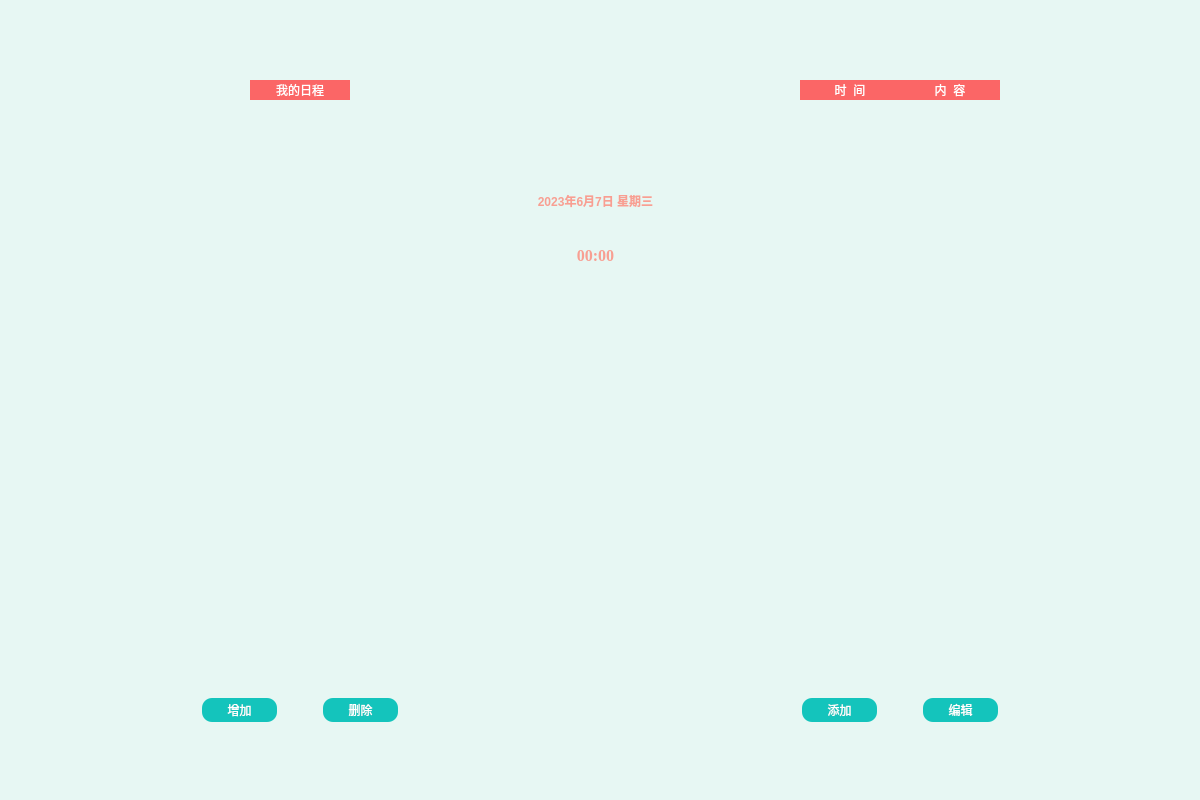
jiguotong/RemindMe, file src/Mainwindow.ui: the form before one commit.
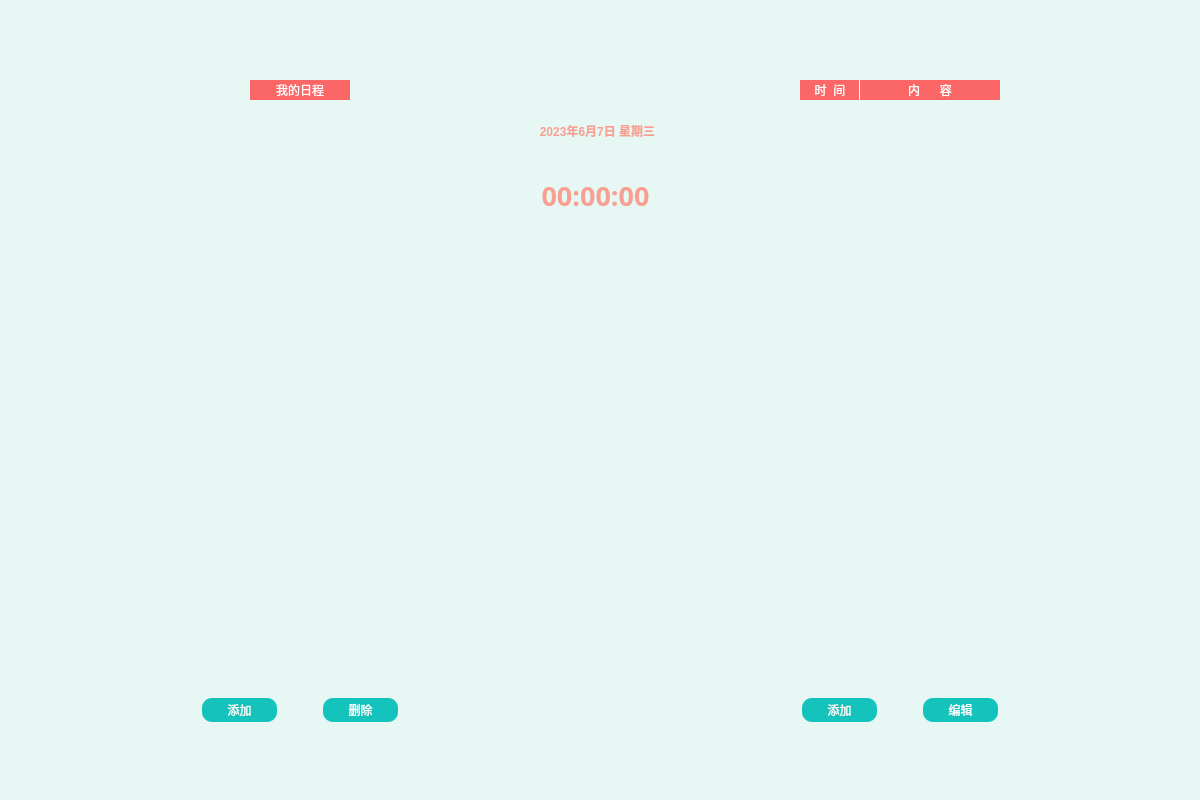
The form after the commit.

Diff of the .ui file:
```diff
--- a/src/Mainwindow.ui
+++ b/src/Mainwindow.ui
@@ -119,7 +119,7 @@
         <item>
          <widget class="QPushButton" name="btnAdd">
           <property name="text">
-           <string>增加</string>
+           <string>添加</string>
           </property>
          </widget>
         </item>
@@ -237,7 +237,7 @@
      <rect>
       <x>800</x>
       <y>80</y>
-      <width>100</width>
+      <width>60</width>
       <height>20</height>
      </rect>
     </property>
@@ -247,10 +247,9 @@
 border-right-color: white;
 border-right: 1px solid white;
 
-	font: 25 12pt '微软雅黑';
-	color: rgb(255,255,255);
-	background-color: rgb(251,102,102);
-	border:none;</string>
+font: 25 12pt '思源黑体 CN BOLD';
+color: rgb(255,255,255);
+background-color: rgb(251,102,102);</string>
     </property>
     <property name="text">
      <string>时  间</string>
@@ -262,9 +261,9 @@
    <widget class="QLabel" name="label_3">
     <property name="geometry">
      <rect>
-      <x>900</x>
+      <x>860</x>
       <y>80</y>
-      <width>100</width>
+      <width>140</width>
       <height>20</height>
      </rect>
     </property>
@@ -276,7 +275,7 @@
 	border:none;</string>
     </property>
     <property name="text">
-     <string>内  容</string>
+     <string>内      容</string>
     </property>
     <property name="alignment">
      <set>Qt::AlignCenter</set>
@@ -285,8 +284,8 @@
    <widget class="QLabel" name="labelDate">
     <property name="geometry">
      <rect>
-      <x>510</x>
-      <y>180</y>
+      <x>512</x>
+      <y>110</y>
       <width>171</width>
       <height>41</height>
      </rect>
@@ -308,16 +307,16 @@
    <widget class="QLabel" name="labelTime">
     <property name="geometry">
      <rect>
-      <x>550</x>
-      <y>240</y>
-      <width>91</width>
-      <height>31</height>
+      <x>510</x>
+      <y>170</y>
+      <width>171</width>
+      <height>51</height>
      </rect>
     </property>
     <property name="font">
      <font>
-      <family>Times New Roman</family>
-      <pointsize>12</pointsize>
+      <family>Pixel LCD7</family>
+      <pointsize>20</pointsize>
       <weight>75</weight>
       <italic>false</italic>
       <bold>true</bold>
@@ -331,7 +330,7 @@
 background-color: #E7F7F3;</string>
     </property>
     <property name="text">
-     <string>00:00</string>
+     <string>00:00:00</string>
     </property>
     <property name="alignment">
      <set>Qt::AlignCenter</set>
```
Left out of the diff: 13 changed lines with no effect on the pictures.
